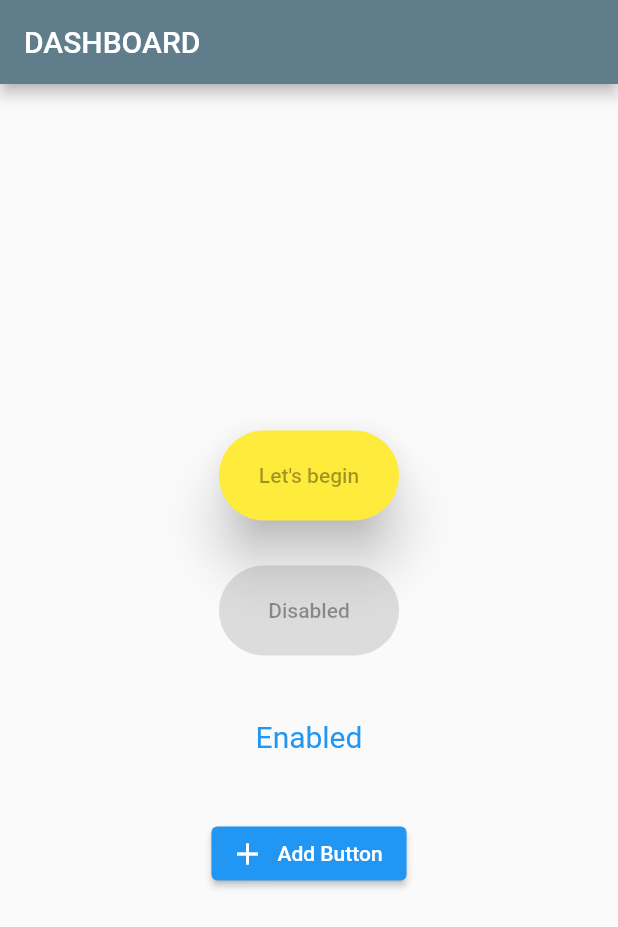
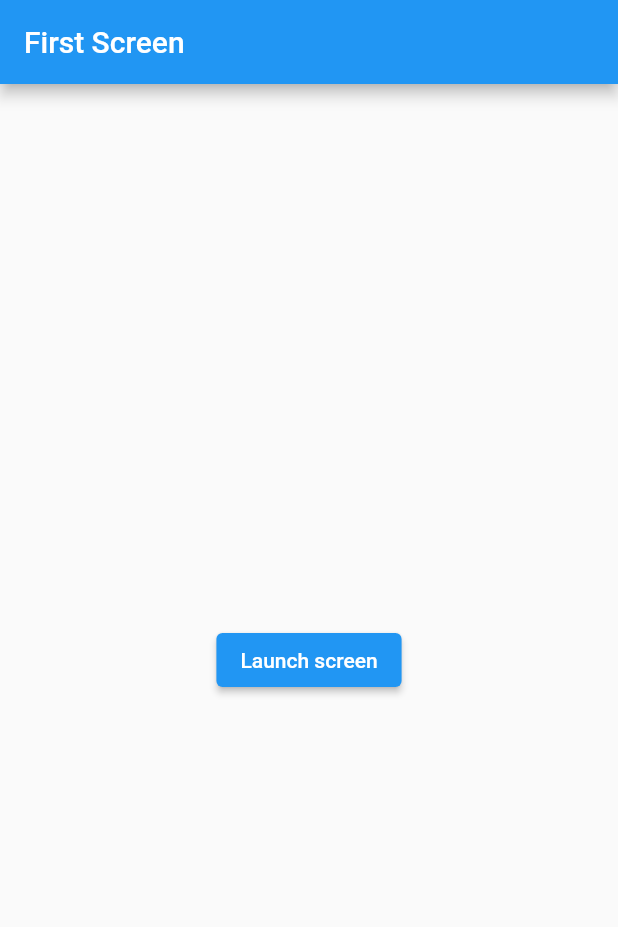
Before and after one commit to Dharani-Mediwave/flutterlearn, a Flutter app: the screen it shows after launch, on a phone screen of 412 x 824 dp. Shown: the top 927 px of the screen. Run offline on Flutter 3.47's test engine with Material 2 defaults, Android fonts, the phone set to English and light mode, and no system bars; our stand-ins replace font_awesome_flutter.

Commit message:
Added routing concept

```diff
--- a/lib/App.dart
+++ b/lib/App.dart
@@ -4,12 +4,23 @@ import 'package:flutter/material.dart';
 import 'package:flutterlearn/screens/CustomButtonDemo.dart';
 
 import 'screens/ContainerDemo.dart';
+import 'screens/FirstScreen.dart';
+import 'screens/SecondScreen.dart';
 
 class App extends StatelessWidget {
   const App({super.key});
 
   @override
   Widget build(BuildContext context) {
+    return MaterialApp(
+      title: 'Named Routes Demo',
+      initialRoute: '/',
+      routes: {
+        '/': (context) => const FirstScreen(),
+        '/second': (context) => const SecondScreen(),
+      },
+    );
+
     return MaterialApp(
       title: 'Flutter basic widget',
       debugShowCheckedModeBanner: false,
@@ -18,17 +29,7 @@ class App extends StatelessWidget {
           title: Text('Dashboard'.toUpperCase()),
           backgroundColor: Colors.blueGrey,
         ),
-        // body: Center(
-        //   child: Text(
-        //     'This random generate number is ${getNumber()}',
-        //     style: TextStyle(
-        //       fontSize: 22.0,
-        //       fontWeight: FontWeight.w700,
-        //     ),
-        //   ),
-        // ),
         body: const CustomButtonDemo(),
-        // body: Dashboard(),
       ),
     );
   }
--- /dev/null
+++ b/lib/screens/FirstScreen.dart
@@ -0,0 +1,22 @@
+import 'package:flutter/material.dart';
+
+class FirstScreen extends StatelessWidget {
+  const FirstScreen({super.key});
+
+  @override
+  Widget build(BuildContext context) {
+    return Scaffold(
+      appBar: AppBar(
+        title: const Text('First Screen'),
+      ),
+      body: Center(
+        child: ElevatedButton(
+          onPressed: () {
+            Navigator.pushNamed(context, '/second');
+          },
+          child: const Text('Launch screen'),
+        ),
+      ),
+    );
+  }
+}
```
Also changed, not shown: lib/screens/SecondScreen.dart (added, +22 -0 lines).
